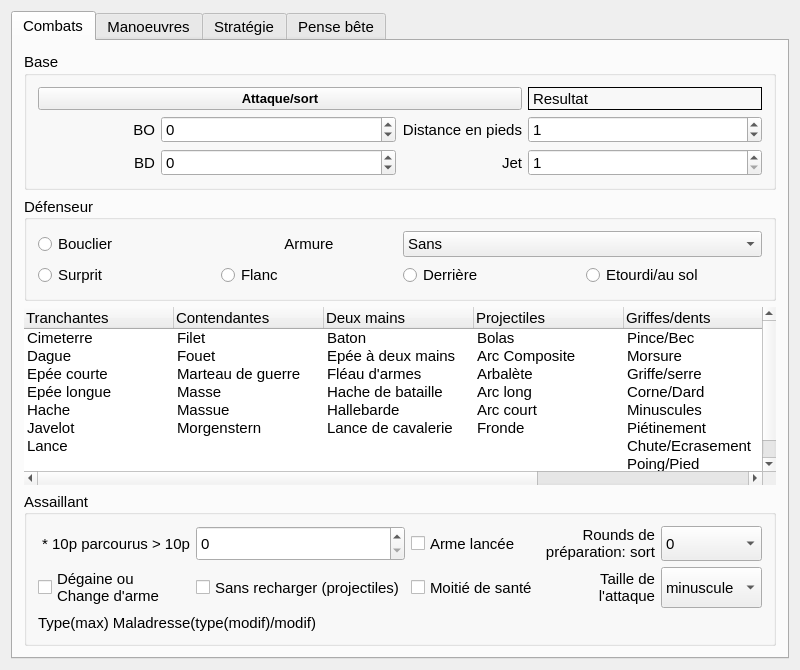
Before: the Qt Designer form mainwindow.ui in e2002e/JRTM-MERP, drawn with Qt 5.
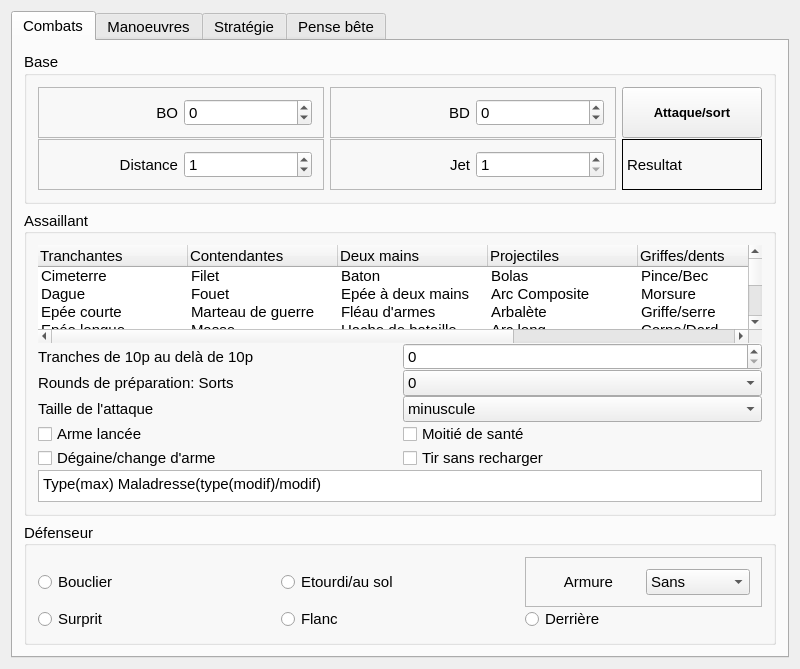
After: the same form once the commit is applied. Icons and pictures are not drawn.

Commit message: Corrected the issues with the layout and small screens, fully translated EN/FR

```diff
--- a/mainwindow.ui
+++ b/mainwindow.ui
@@ -7,7 +7,7 @@
     <x>0</x>
     <y>0</y>
     <width>800</width>
-    <height>670</height>
+    <height>625</height>
    </rect>
   </property>
   <property name="sizePolicy">
@@ -64,7 +64,7 @@
     </size>
    </property>
    <layout class="QGridLayout" name="gridLayout_4">
-    <item row="1" column="0">
+    <item row="0" column="0">
      <widget class="QTabWidget" name="tabWidget">
       <property name="enabled">
        <bool>true</bool>
@@ -106,6 +106,12 @@
        <layout class="QGridLayout" name="gridLayout_6">
         <item row="0" column="0">
          <widget class="QGroupBox" name="groupBox_7">
+          <property name="sizePolicy">
+           <sizepolicy hsizetype="Preferred" vsizetype="Minimum">
+            <horstretch>0</horstretch>
+            <verstretch>0</verstretch>
+           </sizepolicy>
+          </property>
           <property name="font">
            <font>
             <pointsize>11</pointsize>
@@ -116,7 +122,10 @@
            <string>Base</string>
           </property>
           <layout class="QGridLayout" name="gridLayout">
-           <item row="0" column="4" colspan="2">
+           <property name="verticalSpacing">
+            <number>1</number>
+           </property>
+           <item row="2" column="4">
             <widget class="QLabel" name="result">
              <property name="sizePolicy">
               <sizepolicy hsizetype="Preferred" vsizetype="Preferred">
@@ -156,7 +165,7 @@
              </property>
             </widget>
            </item>
-           <item row="0" column="0" colspan="4">
+           <item row="1" column="4">
             <widget class="QPushButton" name="pushButton">
              <property name="sizePolicy">
               <sizepolicy hsizetype="Preferred" vsizetype="Preferred">
@@ -175,35 +184,16 @@
              </property>
             </widget>
            </item>
-           <item row="1" column="0">
-            <widget class="QLabel" name="label_2">
-             <property name="sizePolicy">
-              <sizepolicy hsizetype="Preferred" vsizetype="Preferred">
-               <horstretch>0</horstretch>
-               <verstretch>0</verstretch>
-              </sizepolicy>
-             </property>
-             <property name="font">
-              <font>
-               <pointsize>11</pointsize>
-               <bold>false</bold>
-              </font>
-             </property>
+           <item row="1" column="2" colspan="2">
+            <widget class="QFrame" name="frame_9">
              <property name="frameShape">
-              <enum>QFrame::NoFrame</enum>
+              <enum>QFrame::StyledPanel</enum>
              </property>
              <property name="frameShadow">
-              <enum>QFrame::Sunken</enum>
+              <enum>QFrame::Raised</enum>
              </property>
-             <property name="text">
-              <string>BO</string>
-             </property>
-             <property name="alignment">
-              <set>Qt::AlignRight|Qt::AlignTrailing|Qt::AlignVCenter</set>
-             </property>
-            </widget>
-           </item>
-           <item row="2" column="0">
+             <layout class="QHBoxLayout" name="horizontalLayout_4">
+              <item>
             <widget class="QLabel" name="label_3">
              <property name="sizePolicy">
               <sizepolicy hsizetype="Preferred" vsizetype="Preferred">
@@ -231,29 +221,7 @@
              </property>
             </widget>
            </item>
-           <item row="1" column="1" colspan="2">
-            <widget class="QSpinBox" name="spinBox_2">
-             <property name="sizePolicy">
-              <sizepolicy hsizetype="Preferred" vsizetype="Preferred">
-               <horstretch>0</horstretch>
-               <verstretch>0</verstretch>
-              </sizepolicy>
-             </property>
-             <property name="accelerated">
-              <bool>true</bool>
-             </property>
-             <property name="showGroupSeparator" stdset="0">
-              <bool>false</bool>
-             </property>
-             <property name="minimum">
-              <number>-49</number>
-             </property>
-             <property name="maximum">
-              <number>300</number>
-             </property>
-            </widget>
-           </item>
-           <item row="2" column="1" colspan="2">
+              <item>
             <widget class="QSpinBox" name="spinBox_3">
              <property name="sizePolicy">
               <sizepolicy hsizetype="Preferred" vsizetype="Preferred">
@@ -281,7 +249,81 @@
              </property>
             </widget>
            </item>
-           <item row="1" column="3">
+             </layout>
+            </widget>
+           </item>
+           <item row="1" column="0" colspan="2">
+            <widget class="QFrame" name="frame_8">
+             <property name="frameShape">
+              <enum>QFrame::StyledPanel</enum>
+             </property>
+             <property name="frameShadow">
+              <enum>QFrame::Raised</enum>
+             </property>
+             <layout class="QHBoxLayout" name="horizontalLayout_3">
+              <item>
+               <widget class="QLabel" name="label_2">
+                <property name="sizePolicy">
+                 <sizepolicy hsizetype="Preferred" vsizetype="Preferred">
+                  <horstretch>0</horstretch>
+                  <verstretch>0</verstretch>
+                 </sizepolicy>
+                </property>
+                <property name="font">
+                 <font>
+                  <pointsize>11</pointsize>
+                  <bold>false</bold>
+                 </font>
+                </property>
+                <property name="frameShape">
+                 <enum>QFrame::NoFrame</enum>
+                </property>
+                <property name="frameShadow">
+                 <enum>QFrame::Sunken</enum>
+                </property>
+                <property name="text">
+                 <string>BO</string>
+                </property>
+                <property name="alignment">
+                 <set>Qt::AlignRight|Qt::AlignTrailing|Qt::AlignVCenter</set>
+                </property>
+               </widget>
+              </item>
+              <item>
+               <widget class="QSpinBox" name="spinBox_2">
+                <property name="sizePolicy">
+                 <sizepolicy hsizetype="Preferred" vsizetype="Preferred">
+                  <horstretch>0</horstretch>
+                  <verstretch>0</verstretch>
+                 </sizepolicy>
+                </property>
+                <property name="accelerated">
+                 <bool>true</bool>
+                </property>
+                <property name="showGroupSeparator" stdset="0">
+                 <bool>false</bool>
+                </property>
+                <property name="minimum">
+                 <number>-49</number>
+                </property>
+                <property name="maximum">
+                 <number>300</number>
+                </property>
+               </widget>
+              </item>
+             </layout>
+            </widget>
+           </item>
+           <item row="2" column="0" colspan="2">
+            <widget class="QFrame" name="frame_10">
+             <property name="frameShape">
+              <enum>QFrame::StyledPanel</enum>
+             </property>
+             <property name="frameShadow">
+              <enum>QFrame::Raised</enum>
+             </property>
+             <layout class="QHBoxLayout" name="horizontalLayout_5">
+              <item>
             <widget class="QLabel" name="label_8">
              <property name="sizePolicy">
               <sizepolicy hsizetype="Preferred" vsizetype="Preferred">
@@ -297,46 +339,18 @@
                <underline>false</underline>
               </font>
              </property>
-             <property name="text">
-              <string>Distance en pieds</string>
-             </property>
-             <property name="alignment">
-              <set>Qt::AlignRight|Qt::AlignTrailing|Qt::AlignVCenter</set>
-             </property>
-            </widget>
-           </item>
-           <item row="2" column="3">
-            <widget class="QLabel" name="label">
-             <property name="sizePolicy">
-              <sizepolicy hsizetype="Preferred" vsizetype="Preferred">
-               <horstretch>0</horstretch>
-               <verstretch>0</verstretch>
-              </sizepolicy>
-             </property>
-             <property name="font">
-              <font>
-               <pointsize>11</pointsize>
-               <bold>false</bold>
-              </font>
-             </property>
              <property name="layoutDirection">
               <enum>Qt::LeftToRight</enum>
              </property>
-             <property name="frameShape">
-              <enum>QFrame::NoFrame</enum>
-             </property>
-             <property name="frameShadow">
-              <enum>QFrame::Raised</enum>
-             </property>
              <property name="text">
-              <string>Jet</string>
+                 <string>Distance</string>
              </property>
              <property name="alignment">
               <set>Qt::AlignRight|Qt::AlignTrailing|Qt::AlignVCenter</set>
              </property>
             </widget>
            </item>
-           <item row="1" column="4" colspan="2">
+              <item>
             <widget class="QSpinBox" name="spinBox_4">
              <property name="enabled">
               <bool>true</bool>
@@ -353,6 +367,9 @@
                <bold>false</bold>
               </font>
              </property>
+                <property name="alignment">
+                 <set>Qt::AlignJustify|Qt::AlignVCenter</set>
+                </property>
              <property name="maximum">
               <number>400</number>
              </property>
@@ -361,7 +378,50 @@
              </property>
             </widget>
            </item>
-           <item row="2" column="4" colspan="2">
+             </layout>
+            </widget>
+           </item>
+           <item row="2" column="2" colspan="2">
+            <widget class="QFrame" name="frame_11">
+             <property name="frameShape">
+              <enum>QFrame::StyledPanel</enum>
+             </property>
+             <property name="frameShadow">
+              <enum>QFrame::Raised</enum>
+             </property>
+             <layout class="QHBoxLayout" name="horizontalLayout_6">
+              <item>
+               <widget class="QLabel" name="label">
+                <property name="sizePolicy">
+                 <sizepolicy hsizetype="Preferred" vsizetype="Preferred">
+                  <horstretch>0</horstretch>
+                  <verstretch>0</verstretch>
+                 </sizepolicy>
+                </property>
+                <property name="font">
+                 <font>
+                  <pointsize>11</pointsize>
+                  <bold>false</bold>
+                 </font>
+                </property>
+                <property name="layoutDirection">
+                 <enum>Qt::LeftToRight</enum>
+                </property>
+                <property name="frameShape">
+                 <enum>QFrame::NoFrame</enum>
+                </property>
+                <property name="frameShadow">
+                 <enum>QFrame::Raised</enum>
+                </property>
+                <property name="text">
+                 <string>Jet</string>
+                </property>
+                <property name="alignment">
+                 <set>Qt::AlignRight|Qt::AlignTrailing|Qt::AlignVCenter</set>
+                </property>
+               </widget>
+              </item>
+              <item>
             <widget class="QSpinBox" name="spinBox">
              <property name="sizePolicy">
               <sizepolicy hsizetype="Preferred" vsizetype="Preferred">
@@ -395,7 +455,10 @@
           </layout>
          </widget>
         </item>
-        <item row="1" column="0">
+          </layout>
+         </widget>
+        </item>
+        <item row="5" column="0">
          <widget class="QGroupBox" name="groupBox">
           <property name="sizePolicy">
            <sizepolicy hsizetype="Preferred" vsizetype="Preferred">
@@ -416,7 +479,10 @@
            <set>Qt::AlignLeading|Qt::AlignLeft|Qt::AlignVCenter</set>
           </property>
           <layout class="QGridLayout" name="gridLayout_11">
-           <item row="1" column="1">
+           <property name="verticalSpacing">
+            <number>0</number>
+           </property>
+           <item row="1" column="2">
             <widget class="QRadioButton" name="radioButton_2">
              <property name="sizePolicy">
               <sizepolicy hsizetype="Preferred" vsizetype="Preferred">
@@ -438,45 +504,6 @@
              </property>
             </widget>
            </item>
-           <item row="0" column="1">
-            <widget class="QLabel" name="label_4">
-             <property name="sizePolicy">
-              <sizepolicy hsizetype="Preferred" vsizetype="Preferred">
-               <horstretch>0</horstretch>
-               <verstretch>0</verstretch>
-              </sizepolicy>
-             </property>
-             <property name="baseSize">
-              <size>
-               <width>0</width>
-               <height>0</height>
-              </size>
-             </property>
-             <property name="font">
-              <font>
-               <pointsize>11</pointsize>
-               <italic>false</italic>
-               <bold>false</bold>
-               <underline>false</underline>
-              </font>
-             </property>
-             <property name="frameShape">
-              <enum>QFrame::NoFrame</enum>
-             </property>
-             <property name="frameShadow">
-              <enum>QFrame::Sunken</enum>
-             </property>
-             <property name="text">
-              <string>Armure</string>
-             </property>
-             <property name="scaledContents">
-              <bool>false</bool>
-             </property>
-             <property name="alignment">
-              <set>Qt::AlignCenter</set>
-             </property>
-            </widget>
-           </item>
            <item row="0" column="0">
             <widget class="QRadioButton" name="radioButton_6">
              <property name="sizePolicy">
@@ -499,7 +526,7 @@
              </property>
             </widget>
            </item>
-           <item row="1" column="2">
+           <item row="1" column="3">
             <widget class="QRadioButton" name="radioButton_3">
              <property name="sizePolicy">
               <sizepolicy hsizetype="Preferred" vsizetype="Preferred">
@@ -543,7 +570,77 @@
              </property>
             </widget>
            </item>
-           <item row="0" column="2" colspan="2">
+           <item row="0" column="2">
+            <widget class="QRadioButton" name="radioButton_8">
+             <property name="sizePolicy">
+              <sizepolicy hsizetype="Preferred" vsizetype="Preferred">
+               <horstretch>0</horstretch>
+               <verstretch>0</verstretch>
+              </sizepolicy>
+             </property>
+             <property name="font">
+              <font>
+               <pointsize>11</pointsize>
+               <bold>false</bold>
+              </font>
+             </property>
+             <property name="text">
+              <string>Etourdi/au sol</string>
+             </property>
+             <property name="autoExclusive">
+              <bool>false</bool>
+             </property>
+            </widget>
+           </item>
+           <item row="0" column="3">
+            <widget class="QFrame" name="frame_7">
+             <property name="frameShape">
+              <enum>QFrame::StyledPanel</enum>
+             </property>
+             <property name="frameShadow">
+              <enum>QFrame::Raised</enum>
+             </property>
+             <layout class="QGridLayout" name="gridLayout_23">
+              <item row="0" column="0">
+               <widget class="QLabel" name="label_4">
+                <property name="sizePolicy">
+                 <sizepolicy hsizetype="Preferred" vsizetype="Preferred">
+                  <horstretch>0</horstretch>
+                  <verstretch>0</verstretch>
+                 </sizepolicy>
+                </property>
+                <property name="baseSize">
+                 <size>
+                  <width>0</width>
+                  <height>0</height>
+                 </size>
+                </property>
+                <property name="font">
+                 <font>
+                  <pointsize>11</pointsize>
+                  <italic>false</italic>
+                  <bold>false</bold>
+                  <underline>false</underline>
+                 </font>
+                </property>
+                <property name="frameShape">
+                 <enum>QFrame::NoFrame</enum>
+                </property>
+                <property name="frameShadow">
+                 <enum>QFrame::Sunken</enum>
+                </property>
+                <property name="text">
+                 <string>Armure</string>
+                </property>
+                <property name="scaledContents">
+                 <bool>false</bool>
+                </property>
+                <property name="alignment">
+                 <set>Qt::AlignCenter</set>
+                </property>
+               </widget>
+              </item>
+              <item row="0" column="1">
             <widget class="QComboBox" name="comboBox_2">
              <property name="enabled">
               <bool>true</bool>
@@ -584,32 +681,13 @@
              </item>
             </widget>
            </item>
-           <item row="1" column="3">
-            <widget class="QRadioButton" name="radioButton_8">
-             <property name="sizePolicy">
-              <sizepolicy hsizetype="Minimum" vsizetype="Preferred">
-               <horstretch>0</horstretch>
-               <verstretch>0</verstretch>
-              </sizepolicy>
-             </property>
-             <property name="font">
-              <font>
-               <pointsize>11</pointsize>
-               <bold>false</bold>
-              </font>
-             </property>
-             <property name="text">
-              <string>Etourdi/au sol</string>
-             </property>
-             <property name="autoExclusive">
-              <bool>false</bool>
-             </property>
+             </layout>
             </widget>
            </item>
           </layout>
          </widget>
         </item>
-        <item row="3" column="0">
+        <item row="2" column="0" rowspan="3">
          <widget class="QGroupBox" name="groupBox_2">
           <property name="sizePolicy">
            <sizepolicy hsizetype="Preferred" vsizetype="Preferred">
@@ -630,48 +708,26 @@
            <set>Qt::AlignLeading|Qt::AlignLeft|Qt::AlignVCenter</set>
           </property>
           <layout class="QGridLayout" name="gridLayout_8">
-           <item row="0" column="4">
-            <widget class="QComboBox" name="comboBox_8">
-             <property name="enabled">
-              <bool>true</bool>
-             </property>
+           <property name="verticalSpacing">
+            <number>0</number>
+           </property>
+           <item row="3" column="1">
+            <widget class="QSpinBox" name="spinBox_5">
              <property name="sizePolicy">
               <sizepolicy hsizetype="Preferred" vsizetype="Preferred">
                <horstretch>0</horstretch>
                <verstretch>0</verstretch>
               </sizepolicy>
              </property>
-             <property name="sizeAdjustPolicy">
-              <enum>QComboBox::AdjustToContents</enum>
+             <property name="layoutDirection">
+              <enum>Qt::LeftToRight</enum>
              </property>
-             <item>
-              <property name="text">
-               <string>0</string>
-              </property>
-             </item>
-             <item>
-              <property name="text">
-               <string>1</string>
-              </property>
-             </item>
-             <item>
-              <property name="text">
-               <string>2</string>
-              </property>
-             </item>
-             <item>
-              <property name="text">
-               <string>3</string>
-              </property>
-             </item>
-             <item>
-              <property name="text">
-               <string>4</string>
-              </property>
-             </item>
+             <property name="autoFillBackground">
+              <bool>false</bool>
+             </property>
             </widget>
            </item>
-           <item row="1" column="2">
+           <item row="11" column="1">
             <widget class="QCheckBox" name="checkBox_10">
              <property name="sizePolicy">
               <sizepolicy hsizetype="Preferred" vsizetype="Preferred">
@@ -693,237 +749,7 @@
              </property>
             </widget>
            </item>
-           <item row="1" column="1">
-            <widget class="QCheckBox" name="checkBox_2">
-             <property name="enabled">
-              <bool>true</bool>
-             </property>
-             <property name="sizePolicy">
-              <sizepolicy hsizetype="Preferred" vsizetype="Preferred">
-               <horstretch>0</horstretch>
-               <verstretch>0</verstretch>
-              </sizepolicy>
-             </property>
-             <property name="font">
-              <font>
-               <pointsize>11</pointsize>
-               <bold>false</bold>
-              </font>
-             </property>
-             <property name="layoutDirection">
-              <enum>Qt::LeftToRight</enum>
-             </property>
-             <property name="text">
-              <string>Sans recharger (projectiles)</string>
-             </property>
-            </widget>
-           </item>
-           <item row="1" column="3">
-            <widget class="QLabel" name="label_9">
-             <property name="sizePolicy">
-              <sizepolicy hsizetype="Preferred" vsizetype="Preferred">
-               <horstretch>0</horstretch>
-               <verstretch>0</verstretch>
-              </sizepolicy>
-             </property>
-             <property name="font">
-              <font>
-               <pointsize>11</pointsize>
-               <italic>false</italic>
-               <bold>false</bold>
-               <underline>false</underline>
-              </font>
-             </property>
-             <property name="text">
-              <string>Taille de
-l'attaque</string>
-             </property>
-             <property name="alignment">
-              <set>Qt::AlignRight|Qt::AlignTrailing|Qt::AlignVCenter</set>
-             </property>
-            </widget>
-           </item>
-           <item row="0" column="0">
-            <widget class="QLabel" name="label_7">
-             <property name="sizePolicy">
-              <sizepolicy hsizetype="Preferred" vsizetype="Preferred">
-               <horstretch>0</horstretch>
-               <verstretch>0</verstretch>
-              </sizepolicy>
-             </property>
-             <property name="font">
-              <font>
-               <pointsize>11</pointsize>
-               <bold>false</bold>
-              </font>
-             </property>
-             <property name="text">
-              <string> * 10p parcourus &gt; 10p</string>
-             </property>
-            </widget>
-           </item>
-           <item row="1" column="0">
-            <widget class="QCheckBox" name="checkBox_9">
-             <property name="sizePolicy">
-              <sizepolicy hsizetype="Preferred" vsizetype="Preferred">
-               <horstretch>0</horstretch>
-               <verstretch>0</verstretch>
-              </sizepolicy>
-             </property>
-             <property name="font">
-              <font>
-               <pointsize>11</pointsize>
-               <bold>false</bold>
-              </font>
-             </property>
-             <property name="text">
-              <string>Dégaine ou
-Change d'arme</string>
-             </property>
-             <property name="autoExclusive">
-              <bool>false</bool>
-             </property>
-            </widget>
-           </item>
-           <item row="0" column="1">
-            <widget class="QSpinBox" name="spinBox_5">
-             <property name="sizePolicy">
-              <sizepolicy hsizetype="Preferred" vsizetype="Preferred">
-               <horstretch>0</horstretch>
-               <verstretch>0</verstretch>
-              </sizepolicy>
-             </property>
-             <property name="layoutDirection">
-              <enum>Qt::LeftToRight</enum>
-             </property>
-             <property name="autoFillBackground">
-              <bool>false</bool>
-             </property>
-            </widget>
-           </item>
-           <item row="0" column="3">
-            <widget class="QLabel" name="label_34">
-             <property name="font">
-              <font>
-               <pointsize>11</pointsize>
-               <italic>false</italic>
-               <bold>false</bold>
-               <underline>false</underline>
-              </font>
-             </property>
-             <property name="layoutDirection">
-              <enum>Qt::LeftToRight</enum>
-             </property>
-             <property name="text">
-              <string>Rounds de
-préparation: sort</string>
-             </property>
-             <property name="alignment">
-              <set>Qt::AlignRight|Qt::AlignTrailing|Qt::AlignVCenter</set>
-             </property>
-            </widget>
-           </item>
-           <item row="1" column="4">
-            <widget class="QComboBox" name="comboBox_5">
-             <property name="enabled">
-              <bool>true</bool>
-             </property>
-             <property name="sizePolicy">
-              <sizepolicy hsizetype="Preferred" vsizetype="Preferred">
-               <horstretch>0</horstretch>
-               <verstretch>0</verstretch>
-              </sizepolicy>
-             </property>
-             <property name="layoutDirection">
-              <enum>Qt::LeftToRight</enum>
-             </property>
-             <property name="sizeAdjustPolicy">
-              <enum>QComboBox::AdjustToContents</enum>
-             </property>
-             <item>
-              <property name="text">
-               <string>minuscule</string>
-              </property>
-             </item>
-             <item>
-              <property name="text">
-               <string>petite</string>
-              </property>
-             </item>
-             <item>
-              <property name="text">
-               <string>moyenne</string>
-              </property>
-             </item>
-             <item>
-              <property name="text">
-               <string>grande</string>
-              </property>
-             </item>
-             <item>
-              <property name="text">
-               <string>énormes</string>
-              </property>
-             </item>
-            </widget>
-           </item>
-           <item row="0" column="2">
-            <widget class="QCheckBox" name="checkBox">
-             <property name="enabled">
-              <bool>true</bool>
-             </property>
-             <property name="sizePolicy">
-              <sizepolicy hsizetype="Preferred" vsizetype="Preferred">
-               <horstretch>0</horstretch>
-               <verstretch>0</verstretch>
-              </sizepolicy>
-             </property>
-             <property name="font">
-              <font>
-               <pointsize>11</pointsize>
-               <bold>false</bold>
-              </font>
-             </property>
-             <property name="layoutDirection">
-              <enum>Qt::LeftToRight</enum>
-             </property>
-             <property name="text">
-              <string>Arme lancée</string>
-             </property>
-             <property name="checkable">
-              <bool>true</bool>
-             </property>
-            </widget>
-           </item>
-           <item row="13" column="0" colspan="5">
-            <widget class="QLabel" name="label_6">
-             <property name="sizePolicy">
-              <sizepolicy hsizetype="Preferred" vsizetype="Preferred">
-               <horstretch>0</horstretch>
-               <verstretch>0</verstretch>
-              </sizepolicy>
-             </property>
-             <property name="font">
-              <font>
-               <pointsize>11</pointsize>
-               <bold>false</bold>
-              </font>
-             </property>
-             <property name="frameShape">
-              <enum>QFrame::NoFrame</enum>
-             </property>
-             <property name="frameShadow">
-              <enum>QFrame::Raised</enum>
-             </property>
-             <property name="text">
-              <string>Type(max) Maladresse(type(modif)/modif)</string>
-             </property>
-            </widget>
-           </item>
-          </layout>
-         </widget>
-        </item>
-        <item row="2" column="0">
+           <item row="0" column="0" rowspan="2" colspan="2">
          <widget class="QTreeWidget" name="treeWidget">
           <property name="sizePolicy">
            <sizepolicy hsizetype="Preferred" vsizetype="Preferred">
@@ -934,7 +760,7 @@
           <property name="minimumSize">
            <size>
             <width>0</width>
-            <height>0</height>
+               <height>96</height>
            </size>
           </property>
           <property name="maximumSize">
@@ -1031,7 +857,7 @@
            <bool>false</bool>
           </attribute>
           <attribute name="headerStretchLastSection">
-           <bool>true</bool>
+              <bool>false</bool>
           </attribute>
           <column>
            <property name="text">
@@ -1254,6 +1080,277 @@
           </item>
          </widget>
         </item>
+           <item row="12" column="0">
+            <widget class="QCheckBox" name="checkBox_9">
+             <property name="sizePolicy">
+              <sizepolicy hsizetype="Preferred" vsizetype="Preferred">
+               <horstretch>0</horstretch>
+               <verstretch>0</verstretch>
+              </sizepolicy>
+             </property>
+             <property name="font">
+              <font>
+               <pointsize>11</pointsize>
+               <bold>false</bold>
+              </font>
+             </property>
+             <property name="text">
+              <string>Dégaine/change d'arme</string>
+             </property>
+             <property name="autoExclusive">
+              <bool>false</bool>
+             </property>
+            </widget>
+           </item>
+           <item row="12" column="1">
+            <widget class="QCheckBox" name="checkBox_2">
+             <property name="enabled">
+              <bool>true</bool>
+             </property>
+             <property name="sizePolicy">
+              <sizepolicy hsizetype="Preferred" vsizetype="Preferred">
+               <horstretch>0</horstretch>
+               <verstretch>0</verstretch>
+              </sizepolicy>
+             </property>
+             <property name="font">
+              <font>
+               <pointsize>11</pointsize>
+               <bold>false</bold>
+              </font>
+             </property>
+             <property name="layoutDirection">
+              <enum>Qt::LeftToRight</enum>
+             </property>
+             <property name="text">
+              <string>Tir sans recharger</string>
+             </property>
+            </widget>
+           </item>
+           <item row="10" column="0">
+            <widget class="QLabel" name="label_9">
+             <property name="sizePolicy">
+              <sizepolicy hsizetype="Preferred" vsizetype="Preferred">
+               <horstretch>0</horstretch>
+               <verstretch>0</verstretch>
+              </sizepolicy>
+             </property>
+             <property name="font">
+              <font>
+               <pointsize>11</pointsize>
+               <italic>false</italic>
+               <bold>false</bold>
+               <underline>false</underline>
+              </font>
+             </property>
+             <property name="text">
+              <string>Taille de l'attaque</string>
+             </property>
+             <property name="alignment">
+              <set>Qt::AlignLeading|Qt::AlignLeft|Qt::AlignVCenter</set>
+             </property>
+            </widget>
+           </item>
+           <item row="11" column="0">
+            <widget class="QCheckBox" name="checkBox">
+             <property name="enabled">
+              <bool>true</bool>
+             </property>
+             <property name="sizePolicy">
+              <sizepolicy hsizetype="Preferred" vsizetype="Preferred">
+               <horstretch>0</horstretch>
+               <verstretch>0</verstretch>
+              </sizepolicy>
+             </property>
+             <property name="font">
+              <font>
+               <pointsize>11</pointsize>
+               <bold>false</bold>
+              </font>
+             </property>
+             <property name="layoutDirection">
+              <enum>Qt::LeftToRight</enum>
+             </property>
+             <property name="text">
+              <string>Arme lancée</string>
+             </property>
+             <property name="checkable">
+              <bool>true</bool>
+             </property>
+            </widget>
+           </item>
+           <item row="4" column="1">
+            <widget class="QComboBox" name="comboBox_8">
+             <property name="enabled">
+              <bool>true</bool>
+             </property>
+             <property name="sizePolicy">
+              <sizepolicy hsizetype="Preferred" vsizetype="Preferred">
+               <horstretch>0</horstretch>
+               <verstretch>0</verstretch>
+              </sizepolicy>
+             </property>
+             <property name="sizeAdjustPolicy">
+              <enum>QComboBox::AdjustToContents</enum>
+             </property>
+             <item>
+              <property name="text">
+               <string>0</string>
+              </property>
+             </item>
+             <item>
+              <property name="text">
+               <string>1</string>
+              </property>
+             </item>
+             <item>
+              <property name="text">
+               <string>2</string>
+              </property>
+             </item>
+             <item>
+              <property name="text">
+               <string>3</string>
+              </property>
+             </item>
+             <item>
+              <property name="text">
+               <string>4</string>
+              </property>
+             </item>
+            </widget>
+           </item>
+           <item row="4" column="0">
+            <widget class="QLabel" name="label_34">
+             <property name="sizePolicy">
+              <sizepolicy hsizetype="Preferred" vsizetype="Preferred">
+               <horstretch>0</horstretch>
+               <verstretch>0</verstretch>
+              </sizepolicy>
+             </property>
+             <property name="font">
+              <font>
+               <pointsize>11</pointsize>
+               <italic>false</italic>
+               <bold>false</bold>
+               <underline>false</underline>
+              </font>
+             </property>
+             <property name="layoutDirection">
+              <enum>Qt::LeftToRight</enum>
+             </property>
+             <property name="text">
+              <string>Rounds de préparation: Sorts</string>
+             </property>
+             <property name="alignment">
+              <set>Qt::AlignLeading|Qt::AlignLeft|Qt::AlignVCenter</set>
+             </property>
+            </widget>
+           </item>
+           <item row="10" column="1">
+            <widget class="QComboBox" name="comboBox_5">
+             <property name="enabled">
+              <bool>true</bool>
+             </property>
+             <property name="sizePolicy">
+              <sizepolicy hsizetype="Preferred" vsizetype="Preferred">
+               <horstretch>0</horstretch>
+               <verstretch>0</verstretch>
+              </sizepolicy>
+             </property>
+             <property name="font">
+              <font>
+               <pointsize>11</pointsize>
+               <bold>false</bold>
+              </font>
+             </property>
+             <property name="layoutDirection">
+              <enum>Qt::LeftToRight</enum>
+             </property>
+             <property name="sizeAdjustPolicy">
+              <enum>QComboBox::AdjustToContents</enum>
+             </property>
+             <item>
+              <property name="text">
+               <string>minuscule</string>
+              </property>
+             </item>
+             <item>
+              <property name="text">
+               <string>petite</string>
+              </property>
+             </item>
+             <item>
+              <property name="text">
+               <string>moyenne</string>
+              </property>
+             </item>
+             <item>
+              <property name="text">
+               <string>grande</string>
+              </property>
+             </item>
+             <item>
+              <property name="text">
+               <string>énormes</string>
+              </property>
+             </item>
+            </widget>
+           </item>
+           <item row="13" column="0" colspan="2">
+            <widget class="QTextEdit" name="textEdit_5">
+             <property name="sizePolicy">
+              <sizepolicy hsizetype="Preferred" vsizetype="Preferred">
+               <horstretch>0</horstretch>
+               <verstretch>0</verstretch>
+              </sizepolicy>
+             </property>
+             <property name="maximumSize">
+              <size>
+               <width>16777215</width>
+               <height>32</height>
+              </size>
+             </property>
+             <property name="font">
+              <font>
+               <pointsize>10</pointsize>
+               <bold>false</bold>
+              </font>
+             </property>
+             <property name="html">
+              <string>&lt;!DOCTYPE HTML PUBLIC &quot;-//W3C//DTD HTML 4.0//EN&quot; &quot;http://www.w3.org/TR/REC-html40/strict.dtd&quot;&gt;
+&lt;html&gt;&lt;head&gt;&lt;meta name=&quot;qrichtext&quot; content=&quot;1&quot; /&gt;&lt;meta charset=&quot;utf-8&quot; /&gt;&lt;style type=&quot;text/css&quot;&gt;
+p, li { white-space: pre-wrap; }
+&lt;/style&gt;&lt;/head&gt;&lt;body style=&quot; font-family:'Ubuntu'; font-size:10pt; font-weight:400; font-style:normal;&quot;&gt;
+&lt;p style=&quot; margin-top:0px; margin-bottom:0px; margin-left:0px; margin-right:0px; -qt-block-indent:0; text-indent:0px;&quot;&gt;&lt;span style=&quot; font-size:11pt;&quot;&gt;Type(max) Maladresse(type(modif)/modif)&lt;/span&gt;&lt;/p&gt;&lt;/body&gt;&lt;/html&gt;</string>
+             </property>
+             <property name="textInteractionFlags">
+              <set>Qt::NoTextInteraction</set>
+             </property>
+            </widget>
+           </item>
+           <item row="3" column="0">
+            <widget class="QLabel" name="label_7">
+             <property name="sizePolicy">
+              <sizepolicy hsizetype="Preferred" vsizetype="Preferred">
+               <horstretch>0</horstretch>
+               <verstretch>0</verstretch>
+              </sizepolicy>
+             </property>
+             <property name="font">
+              <font>
+               <pointsize>11</pointsize>
+               <bold>false</bold>
+              </font>
+             </property>
+             <property name="text">
+              <string>Tranches de 10p au delà de 10p</string>
+             </property>
+            </widget>
+           </item>
+          </layout>
+         </widget>
+        </item>
        </layout>
       </widget>
       <widget class="QWidget" name="tab_2">
```
Left out of the diff: 1308 changed lines with no effect on the pictures. Lines whose indentation alone changed are shown as unchanged. The commit also changes 8 other files.
